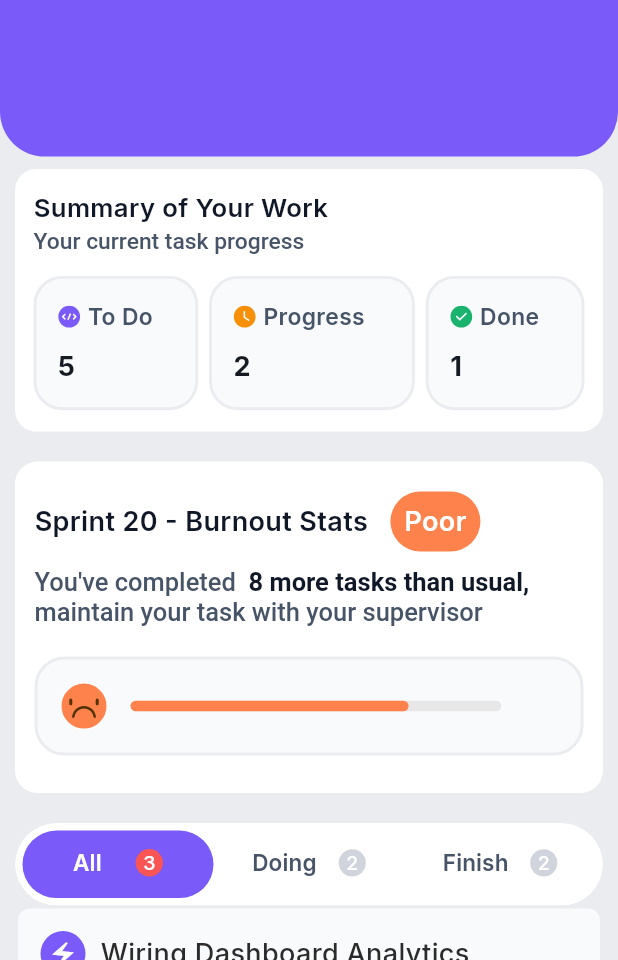
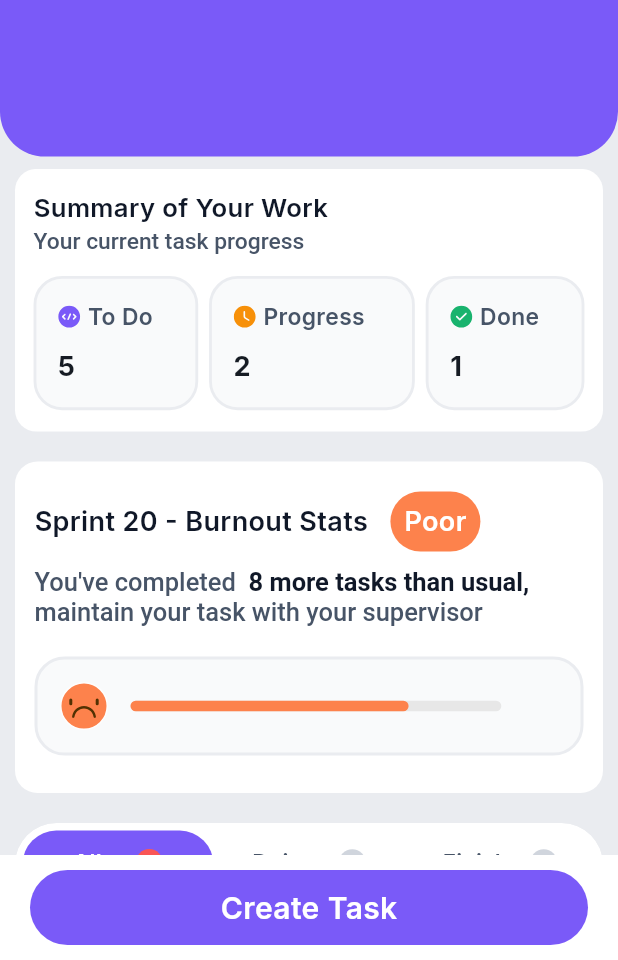
Before and after one commit to sammy002621/ui_hr_task_management, a Flutter app: the TaskProgressPage screen opened directly, on a phone screen of 412 x 824 dp, the part 276-1236 px from its top. Run offline on Flutter 3.47's test engine with Material 3 defaults, Android fonts, the phone set to English and light mode, and no system bars; our stand-ins replace dotted_border, flutter_bloc, flutter_otp_text_field, flutter_svg, google_fonts, hugeicons and 1 more; missing offline and left inert: avatar_stack.

Commit message:
finished the bottom button

```diff
--- a/lib/presentation/home/pages/expense_status_page.dart
+++ b/lib/presentation/home/pages/expense_status_page.dart
@@ -3,6 +3,7 @@ import 'package:flutter_svg/svg.dart';
 import 'package:workmate/core/configs/assets/app_images.dart';
 import 'package:workmate/core/configs/assets/app_vectors.dart';
 import 'package:workmate/core/configs/theme/app_colors.dart';
+import 'package:workmate/presentation/home/widgets/bottom_button.dart';
 import 'package:workmate/presentation/home/widgets/clock_in_out_card.dart';
 import 'package:workmate/presentation/home/widgets/custom_avatar_stack.dart';
 import 'package:workmate/presentation/home/widgets/custom_card.dart';
@@ -320,12 +321,14 @@ const SizedBox(height: 20),
                           ),
                           ),
                       ),
-const SizedBox(height: 20),
+
 
 
     ],
   ),
-  )
+  ),
+
+    const SizedBox(height: 20,)
     ];
 
     return Scaffold(
@@ -341,6 +344,7 @@ const SizedBox(height: 20),
                 )),
 
             CustomListView(cards: cards),
+            BottomButton(buttonTitle: 'Submit Expense'),
           ],
         ));
   }
--- a/lib/presentation/home/pages/home_page.dart
+++ b/lib/presentation/home/pages/home_page.dart
@@ -167,7 +167,7 @@ class _HomePageState extends State<HomePage> {
 
                             Image.asset(
                               AppImages.camera_home,
-                              width: 110,
+                              width: 90,
                             ),
                           ],
                         ),
--- a/lib/presentation/home/pages/leave_page.dart
+++ b/lib/presentation/home/pages/leave_page.dart
@@ -3,6 +3,7 @@ import 'package:flutter_svg/svg.dart';
 import 'package:workmate/core/configs/assets/app_images.dart';
 import 'package:workmate/core/configs/assets/app_vectors.dart';
 import 'package:workmate/core/configs/theme/app_colors.dart';
+import 'package:workmate/presentation/home/widgets/bottom_button.dart';
 import 'package:workmate/presentation/home/widgets/clock_in_out_card.dart';
 import 'package:workmate/presentation/home/widgets/custom_avatar_stack.dart';
 import 'package:workmate/presentation/home/widgets/custom_card.dart';
@@ -193,8 +194,8 @@ SizedBox(
 
     ],
   ),
-  )
-
+  ),
+const SizedBox(height: 20,)
 
     ];
 
@@ -211,6 +212,7 @@ SizedBox(
                 )),
 
             CustomListView(cards: cards),
+            BottomButton(buttonTitle: 'Submit Leave')
           ],
         ));
   }
--- a/lib/presentation/home/pages/task_progress_page_1.dart
+++ b/lib/presentation/home/pages/task_progress_page_1.dart
@@ -3,6 +3,7 @@ import 'package:flutter_svg/svg.dart';
 import 'package:workmate/common/button/custom_button.dart';
 import 'package:workmate/core/configs/assets/app_vectors.dart';
 import 'package:workmate/core/configs/theme/app_colors.dart';
+import 'package:workmate/presentation/home/widgets/bottom_button.dart';
 import 'package:workmate/presentation/home/widgets/centered_container.dart';
 import 'package:workmate/presentation/home/widgets/clock_in_out_card.dart';
 import 'package:workmate/presentation/home/widgets/custom_avatar_stack.dart';
@@ -204,6 +205,11 @@ belowWidgetSpace: 10,
                         profiles: CustomAvatarStack(),
                       ),
 
+const SizedBox(height: 8),
+                       Task(
+                        title: "Wiring Dashboard Analytics",
+                        profiles: CustomAvatarStack(),
+                      ),
     ],
 
 
@@ -232,7 +238,10 @@ belowWidgetSpace: 10,
                       ),
     ],
   ),
-  )
+  ),
+
+
+  const SizedBox(height: 20,)
 
 
 
@@ -253,6 +262,8 @@ belowWidgetSpace: 10,
 
             CustomListView(cards: cards),
 
+            BottomButton(buttonTitle: 'Create Task')
+
 
 
           ],
--- /dev/null
+++ b/lib/presentation/home/widgets/bottom_button.dart
@@ -0,0 +1,30 @@
+import 'package:flutter/material.dart';
+import 'package:workmate/common/button/custom_button.dart';
+import 'package:workmate/core/configs/theme/app_colors.dart';
+
+class BottomButton extends StatelessWidget {
+  final String buttonTitle;
+  const BottomButton({super.key, required this.buttonTitle});
+
+  @override
+  Widget build(BuildContext context) {
+    return Align(
+      alignment: Alignment.bottomCenter,
+      child: Container(
+          width: double.infinity,
+          height: 70,
+          decoration: BoxDecoration(color: Colors.white),
+          child: Padding(
+            padding: const EdgeInsets.symmetric(horizontal: 20, vertical: 10),
+            child: CustomButton(
+              title: buttonTitle,
+              onTap: () {},
+              width: 100,
+              height: 30,
+              color: AppColors.primaryColor,
+              fontWeight: FontWeight.w600,
+            ),
+          )),
+    );
+  }
+}
```
